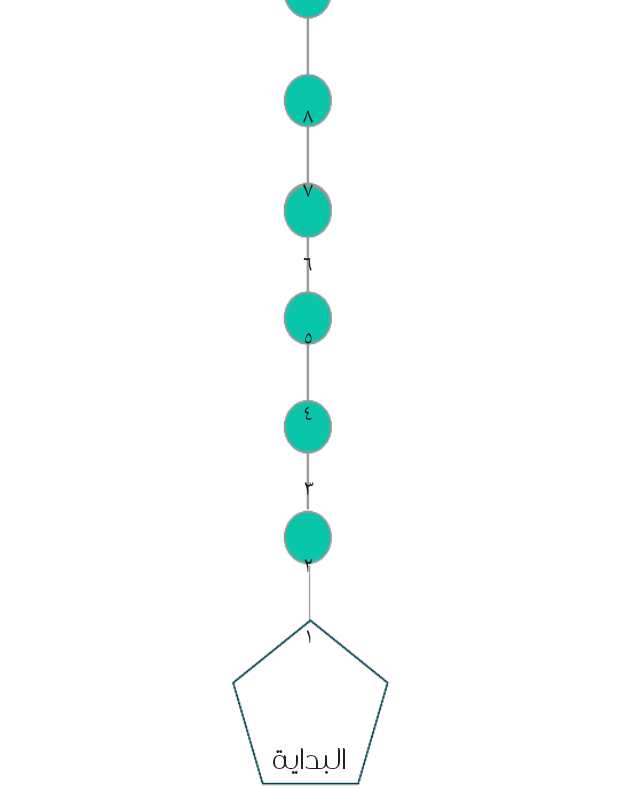
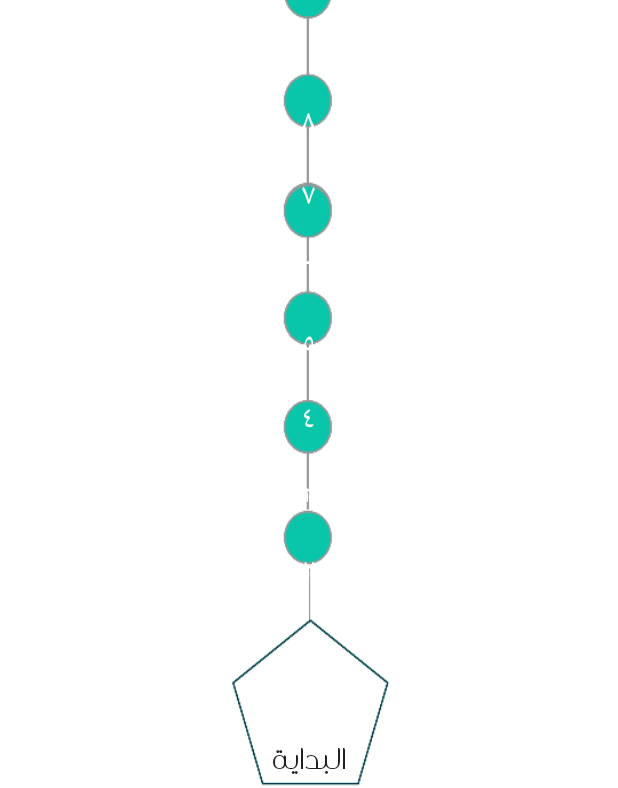
Before and after one commit to SarahAlhabeeb/Qafelah, an Android app: the MainPageActivity screen opened directly, with no data from a screen before it, on a phone screen of 412 x 824 dp. Shown: the part 373-1161 px from the top of the screen. Run offline under Robolectric (Android 15) with nearby library versions, the phone set to English and light mode, and no system bars.

Commit message:
Game design.

```diff
--- a/app/src/main/res/layout/activity_main_page.xml
+++ b/app/src/main/res/layout/activity_main_page.xml
@@ -45,7 +45,8 @@
         android:background="@android:color/transparent"
         android:layout_above="@+id/btnstart"
         android:layout_centerHorizontal="true"
-        android:textSize="15sp"/>
+        android:textSize="20sp"
+        android:textColor="@color/white"/>
 
     <Button
         android:id="@+id/game2"
@@ -54,10 +55,11 @@
         android:layout_marginBottom="21dp"
         android:text="٢"
         android:background="@android:color/transparent"
-        android:textSize="15sp"
+        android:textSize="20sp"
         android:layout_above="@+id/game1"
         android:layout_alignLeft="@+id/game1"
-        android:layout_alignStart="@+id/game1" />
+        android:layout_alignStart="@+id/game1"
+        android:textColor="@color/white"/>
     <Button
         android:id="@+id/game3"
         android:layout_width="26dp"
@@ -65,10 +67,11 @@
         android:layout_marginBottom="25dp"
         android:text="٣"
         android:background="@android:color/transparent"
-        android:textSize="15sp"
+        android:textSize="20sp"
         android:layout_above="@+id/game2"
         android:layout_alignLeft="@+id/game2"
-        android:layout_alignStart="@+id/game2" />
+        android:layout_alignStart="@+id/game2"
+        android:textColor="@color/white"/>
 
     <Button
         android:id="@+id/game4"
@@ -77,10 +80,11 @@
         android:layout_marginBottom="24dp"
         android:text="٤"
         android:background="@android:color/transparent"
-        android:textSize="15sp"
+        android:textSize="20sp"
         android:layout_above="@+id/game3"
         android:layout_alignLeft="@+id/game3"
-        android:layout_alignStart="@+id/game3" />
+        android:layout_alignStart="@+id/game3"
+        android:textColor="@color/white"/>
 
     <Button
         android:id="@+id/game5"
@@ -89,10 +93,11 @@
         android:layout_marginBottom="24dp"
         android:text="٥"
         android:background="@android:color/transparent"
-        android:textSize="15sp"
+        android:textSize="20sp"
         android:layout_above="@+id/game4"
         android:layout_alignLeft="@+id/game4"
-        android:layout_alignStart="@+id/game4" />
+        android:layout_alignStart="@+id/game4"
+        android:textColor="@color/white"/>
     <Button
         android:id="@+id/game6"
         android:layout_width="26dp"
@@ -100,10 +105,11 @@
         android:layout_marginBottom="23dp"
         android:text="٦"
         android:background="@android:color/transparent"
-        android:textSize="15sp"
+        android:textSize="20sp"
         android:layout_above="@+id/game5"
         android:layout_alignLeft="@+id/game5"
-        android:layout_alignStart="@+id/game5" />
+        android:layout_alignStart="@+id/game5"
+        android:textColor="@color/white"/>
 
     <Button
         android:id="@+id/game7"
@@ -115,7 +121,8 @@
         android:layout_marginBottom="23dp"
         android:background="@android:color/transparent"
         android:text="٧"
-        android:textSize="15sp" />
+        android:textSize="20sp"
+        android:textColor="@color/white"/>
 
     <Button
         android:id="@+id/game8"
@@ -127,7 +134,8 @@
         android:layout_marginBottom="23dp"
         android:background="@android:color/transparent"
         android:text="٨"
-        android:textSize="15sp" />
+        android:textSize="20sp"
+        android:textColor="@color/white"/>
 
 
 </RelativeLayout>
--- a/boardview/src/main/res/values/colors.xml
+++ b/boardview/src/main/res/values/colors.xml
@@ -1,5 +1,5 @@
 <?xml version="1.0" encoding="utf-8"?>
 <resources>
-    <color name="pressed_tile">#a3e9a4</color>
-    <color name="selected_tile">#2baf2b</color>
+    <color name="pressed_tile">#F5CDCD</color>
+    <color name="selected_tile">#09C6AB</color>
 </resources>
```
Also changed, not shown: app/src/main/java/com/example/sara/qafelah/Level1.java (+33 -2 lines), app/src/main/res/layout/activity_profile.xml (+4 -5 lines), app/src/main/res/layout/game_layout.xml (+14 -5 lines), app/src/main/res/drawable/correctsign.png (added), app/src/main/res/drawable/correctsign2.png (added), 5 other files.
